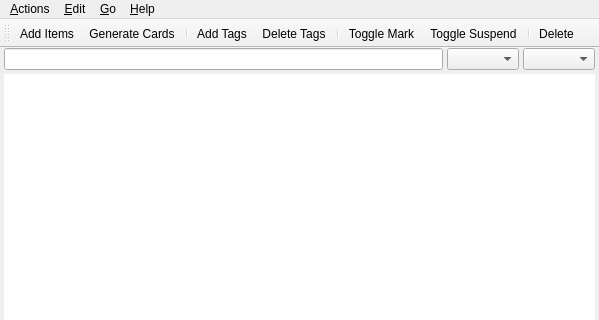
First picture: the form in designer/cardlist.ui, repository ankitects/anki, before the edit; both pictures show x 0 to 599 and y 0 to 320 of the 599 by 462 pixel window.
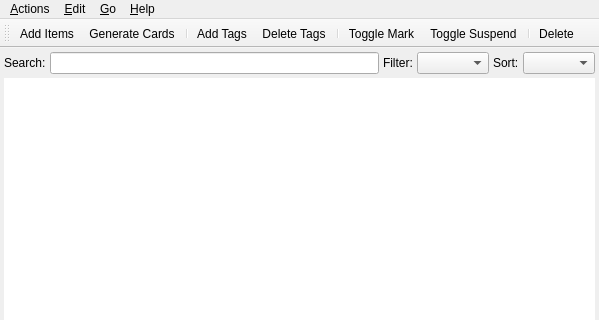
Second picture: the form after the edit. Icons and pictures are not drawn.

Commit message: tweak layout of browser

The edit to the form file:
```diff
--- a/designer/cardlist.ui
+++ b/designer/cardlist.ui
@@ -43,7 +43,7 @@
        <number>0</number>
       </property>
       <property name="topMargin">
-       <number>0</number>
+       <number>4</number>
       </property>
       <property name="rightMargin">
        <number>0</number>
@@ -51,6 +51,13 @@
       <property name="bottomMargin">
        <number>4</number>
       </property>
+      <item>
+       <widget class="QLabel" name="label">
+        <property name="text">
+         <string>Search:</string>
+        </property>
+       </widget>
+      </item>
       <item>
        <widget class="QLineEdit" name="filterEdit">
         <property name="text">
@@ -58,9 +65,23 @@
         </property>
        </widget>
       </item>
+      <item>
+       <widget class="QLabel" name="label_2">
+        <property name="text">
+         <string>Filter:</string>
+        </property>
+       </widget>
+      </item>
       <item>
        <widget class="QComboBox" name="tagList"/>
       </item>
+      <item>
+       <widget class="QLabel" name="label_3">
+        <property name="text">
+         <string>Sort:</string>
+        </property>
+       </widget>
+      </item>
       <item>
        <widget class="QComboBox" name="sortBox"/>
       </item>
```
Left out of the diff: 2 changed lines with no effect on the pictures. The commit also changes 1 other file.
